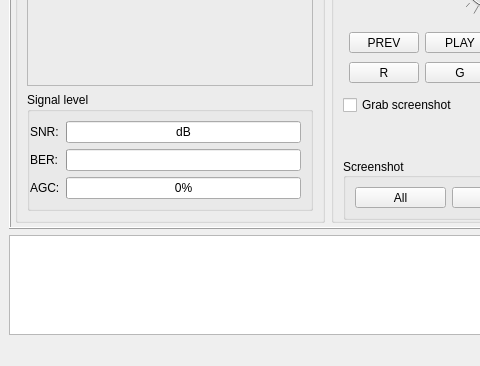
Before: the Qt Designer form app/ui/res/main.ui in DYefremov/E2Toolkit, drawn with Qt 5; both pictures show x 0 to 480 and y 334 to 700 of the 1000 by 700 pixel window.
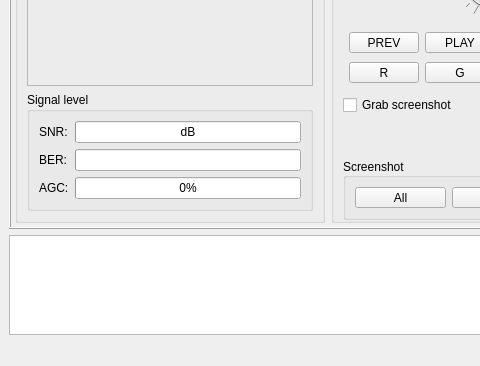
After: the same form once the commit is applied. The open tabs and pages were chosen to show the change. Icons and pictures are not drawn.

The edit to the form file:
```diff
--- a/app/ui/res/main.ui
+++ b/app/ui/res/main.ui
@@ -1870,7 +1870,7 @@
                      </property>
                      <layout class="QFormLayout" name="formLayout">
                       <property name="leftMargin">
-                       <number>0</number>
+                       <number>9</number>
                       </property>
                       <property name="topMargin">
                        <number>9</number>
```
Left out of the diff: 2 changed lines with no effect on the pictures.
